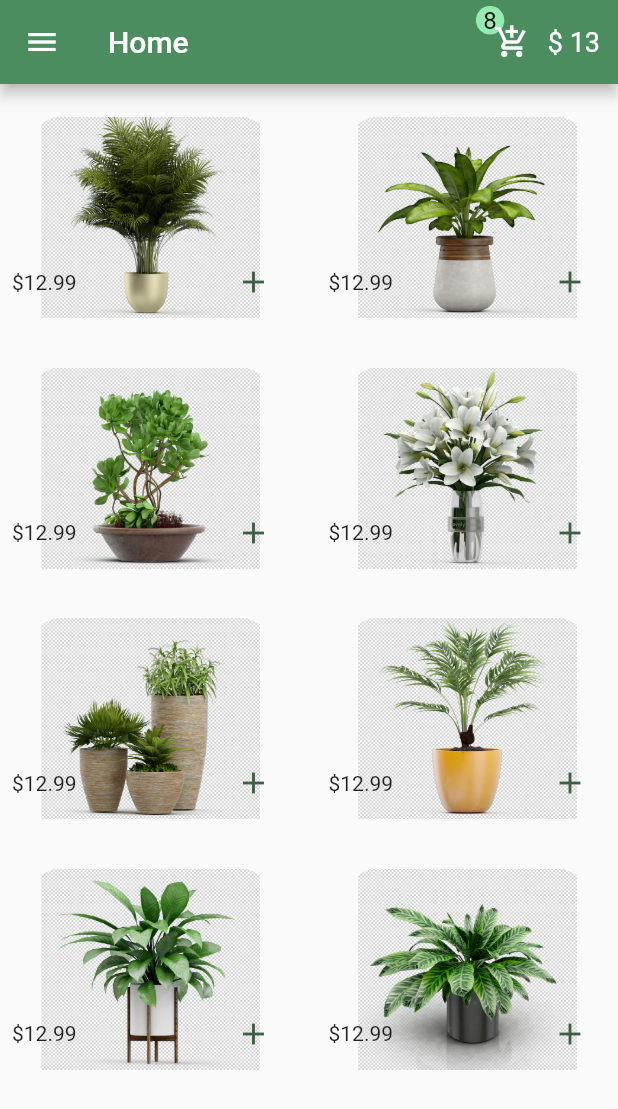
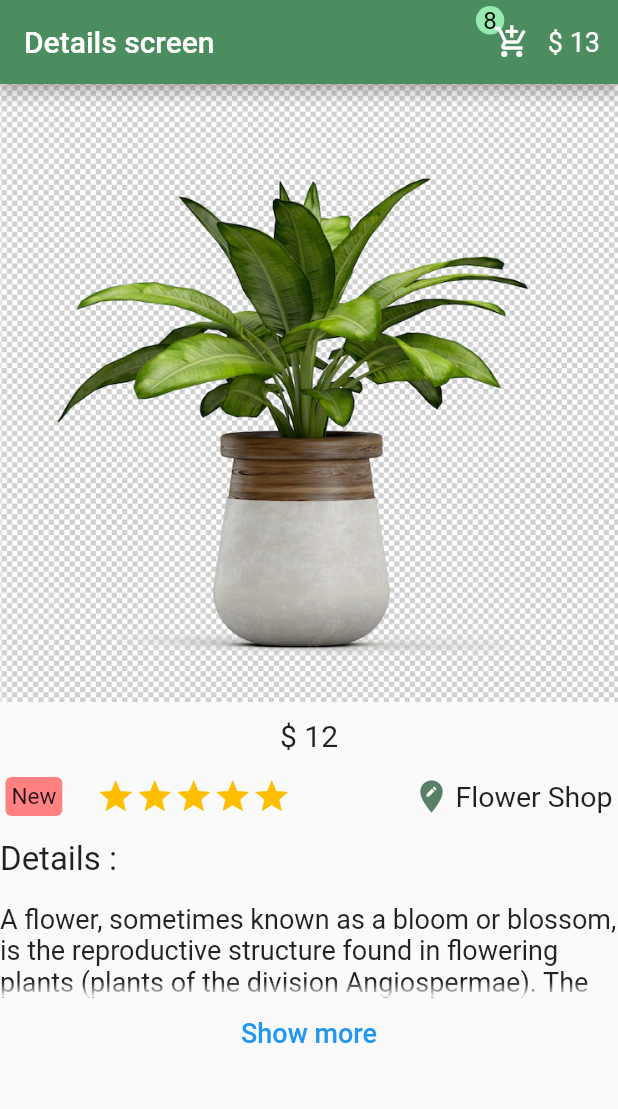
Before and after one commit to mohamedmostfa2000/E-commerce, a Flutter app: the screen it shows after launch, on a phone screen of 412 x 824 dp. Shown: the top 1109 px of the screen. Run offline on Flutter 3.47's test engine with Material 2 defaults, Android fonts, the phone set to English and light mode, and no system bars.

Commit message:
Mohamed Mostfa - creating details page

```diff
--- a/lib/main.dart
+++ b/lib/main.dart
@@ -1,3 +1,4 @@
+import 'package:e_commerce/pages/detail.dart';
 import 'package:e_commerce/pages/home.dart';
 import 'package:e_commerce/pages/login.dart';
 import 'package:e_commerce/pages/register.dart';
@@ -12,9 +13,9 @@ class MyApp extends StatelessWidget {
 
   @override
   Widget build(BuildContext context) {
-    return const MaterialApp(
+    return MaterialApp(
       debugShowCheckedModeBanner: false,
-      home: Home(),
+      home: Details(),
     );
   }
 }
--- /dev/null
+++ b/lib/pages/detail.dart
@@ -0,0 +1,174 @@
+import 'package:e_commerce/shared/colors.dart';
+import 'package:flutter/material.dart';
+
+class Details extends StatefulWidget {
+  @override
+  State<Details> createState() => _DetailsState();
+}
+
+class _DetailsState extends State<Details> {
+  // const Details({Key? key}) : super(key: key);
+  bool isShowMore = true;
+
+  @override
+  Widget build(BuildContext context) {
+    return Scaffold(
+        appBar: AppBar(
+          actions: [
+            Row(
+              children: [
+                Stack(
+                  children: [
+                    Positioned(
+                      bottom: 24,
+                      child: Container(
+                          child: const Text(
+                            "8",
+                            style: TextStyle(
+                                fontSize: 16,
+                                color: Color.fromARGB(255, 0, 0, 0)),
+                          ),
+                          padding: EdgeInsets.all(5),
+                          decoration: BoxDecoration(
+                              color: Color.fromARGB(211, 164, 255, 193),
+                              shape: BoxShape.circle)),
+                    ),
+                    IconButton(
+                      onPressed: () {},
+                      icon: Icon(Icons.add_shopping_cart),
+                    ),
+                  ],
+                ),
+                Padding(
+                  padding: const EdgeInsets.only(right: 12),
+                  child: Text(
+                    "\$ 13",
+                    style: TextStyle(fontSize: 18),
+                  ),
+                ),
+              ],
+            ),
+          ],
+          backgroundColor: appbarGreen,
+          title: Text("Details screen"),
+        ),
+        body: SingleChildScrollView(
+          child: Column(
+            children: [
+              Image.asset("assets/images/2.webp"),
+              SizedBox(
+                height: 11,
+              ),
+              Text(
+                "\$ 12",
+                style: TextStyle(fontSize: 20),
+              ),
+              SizedBox(
+                height: 16,
+              ),
+              Row(
+                mainAxisAlignment: MainAxisAlignment.spaceAround,
+                children: [
+                  Container(
+                      padding: EdgeInsets.all(4),
+                      child: Text(
+                        "New",
+                        style: TextStyle(fontSize: 15),
+                      ),
+                      decoration: BoxDecoration(
+                        color: Color.fromARGB(255, 255, 129, 129),
+                        borderRadius: BorderRadius.circular(4),
+                      )),
+                  SizedBox(
+                    width: 8,
+                  ),
+                  Row(
+                    children: const [
+                      Icon(
+                        Icons.star,
+                        size: 26,
+                        color: Color.fromARGB(255, 255, 191, 0),
+                      ),
+                      Icon(
+                        Icons.star,
+                        size: 26,
+                        color: Color.fromARGB(255, 255, 191, 0),
+                      ),
+                      Icon(
+                        Icons.star,
+                        size: 26,
+                        color: Color.fromARGB(255, 255, 191, 0),
+                      ),
+                      Icon(
+                        Icons.star,
+                        size: 26,
+                        color: Color.fromARGB(255, 255, 191, 0),
+                      ),
+                      Icon(
+                        Icons.star,
+                        size: 26,
+                        color: Color.fromARGB(255, 255, 191, 0),
+                      ),
+                    ],
+                  ),
+                  SizedBox(
+                    width: 66,
+                  ),
+                  Row(
+                    children: [
+                      Icon(
+                        Icons.edit_location,
+                        size: 26,
+                        color: Color.fromARGB(168, 3, 65, 27),
+                        // color: Color.fromARGB(255, 186, 30, 30),
+                      ),
+                      SizedBox(
+                        width: 3,
+                      ),
+                      Text(
+                        "Flower Shop",
+                        style: TextStyle(fontSize: 19),
+                      ),
+                    ],
+                  )
+                ],
+              ),
+              SizedBox(
+                height: 16,
+              ),
+              SizedBox(
+                width: double.infinity,
+                child: Text(
+                  "Details : ",
+                  style: TextStyle(fontSize: 22),
+                  textAlign: TextAlign.start,
+                ),
+              ),
+              SizedBox(
+                height: 16,
+              ),
+              Text(
+                "A flower, sometimes known as a bloom or blossom, is the reproductive structure found in flowering plants (plants of the division Angiospermae). The biological function of a flower is to facilitate reproduction, usually by providing a mechanism for the union of sperm with eggs..",
+                style: TextStyle(
+                  fontSize: 18,
+                ),
+                maxLines: isShowMore ? 3 : null,
+                overflow: TextOverflow.fade,
+              ),
+              TextButton(
+                  onPressed: () {
+                    setState(() {
+                      isShowMore = !isShowMore;
+                    });
+                  },
+                  child: Text(
+                    isShowMore ? "Show more" : "Show less",
+                    style: TextStyle(
+                      fontSize: 18,
+                    ),
+                  ))
+            ],
+          ),
+        ));
+  }
+}
```
